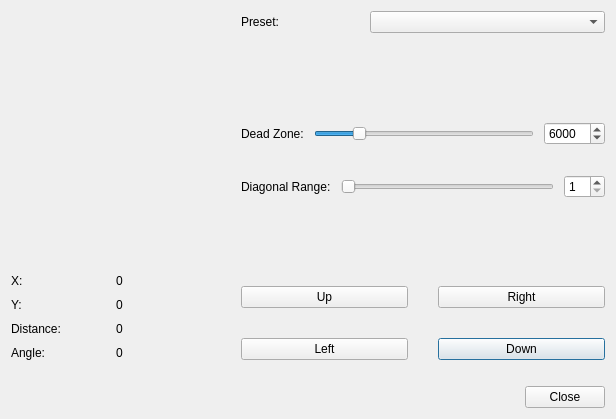
AntiMicroX/antimicrox, file src/joycontrolstickeditdialog.ui: the form before one commit.
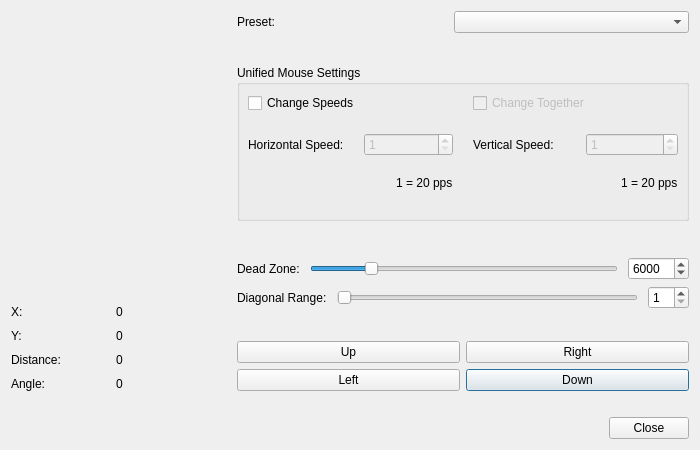
The form after the commit. Custom widgets are drawn as their Qt base class.

Commit message: Added mouse settings to JoyControlStickEditDialog. Added set changing for JoyControlStick virtual buttons.

```diff
--- a/src/joycontrolstickeditdialog.ui
+++ b/src/joycontrolstickeditdialog.ui
@@ -6,14 +6,20 @@
    <rect>
     <x>0</x>
     <y>0</y>
-    <width>616</width>
-    <height>419</height>
+    <width>700</width>
+    <height>450</height>
    </rect>
   </property>
+  <property name="sizePolicy">
+   <sizepolicy hsizetype="Ignored" vsizetype="Ignored">
+    <horstretch>0</horstretch>
+    <verstretch>0</verstretch>
+   </sizepolicy>
+  </property>
   <property name="minimumSize">
    <size>
-    <width>600</width>
-    <height>400</height>
+    <width>700</width>
+    <height>450</height>
    </size>
   </property>
   <property name="windowTitle">
@@ -29,11 +35,11 @@
   <property name="modal">
    <bool>true</bool>
   </property>
-  <layout class="QVBoxLayout" name="verticalLayout_4">
+  <layout class="QVBoxLayout" name="verticalLayout_7">
    <item>
-    <layout class="QHBoxLayout" name="horizontalLayout_4" stretch="1,2">
+    <layout class="QHBoxLayout" name="horizontalLayout_12">
      <property name="spacing">
-      <number>30</number>
+      <number>-1</number>
      </property>
      <item>
       <layout class="QVBoxLayout" name="verticalLayout_3">
@@ -43,7 +49,7 @@
        <item>
         <widget class="JoyControlStickStatusBox" name="stickStatusBoxWidget" native="true">
          <property name="sizePolicy">
-          <sizepolicy hsizetype="MinimumExpanding" vsizetype="MinimumExpanding">
+          <sizepolicy hsizetype="Preferred" vsizetype="Preferred">
            <horstretch>0</horstretch>
            <verstretch>0</verstretch>
           </sizepolicy>
@@ -220,7 +226,23 @@
       </layout>
      </item>
      <item>
-      <layout class="QVBoxLayout" name="verticalLayout_2">
+      <spacer name="horizontalSpacer">
+       <property name="orientation">
+        <enum>Qt::Horizontal</enum>
+       </property>
+       <property name="sizeType">
+        <enum>QSizePolicy::Fixed</enum>
+       </property>
+       <property name="sizeHint" stdset="0">
+        <size>
+         <width>20</width>
+         <height>20</height>
+        </size>
+       </property>
+      </spacer>
+     </item>
+     <item>
+      <layout class="QVBoxLayout" name="verticalLayout_6">
        <item>
         <layout class="QHBoxLayout" name="horizontalLayout">
          <item>
@@ -276,13 +298,152 @@
          <property name="orientation">
           <enum>Qt::Vertical</enum>
          </property>
+         <property name="sizeHint" stdset="0">
+          <size>
+           <width>20</width>
+           <height>18</height>
+          </size>
+         </property>
+        </spacer>
+       </item>
+       <item>
+        <widget class="QGroupBox" name="groupBox">
+         <property name="title">
+          <string>Unified Mouse Settings</string>
+         </property>
+         <layout class="QVBoxLayout" name="verticalLayout_5">
+          <property name="spacing">
+           <number>20</number>
+          </property>
+          <property name="margin">
+           <number>8</number>
+          </property>
+          <item>
+           <layout class="QHBoxLayout" name="horizontalLayout_11">
+            <item>
+             <widget class="QCheckBox" name="changeMouseSpeedsCheckBox">
+              <property name="text">
+               <string>Change Speeds</string>
+              </property>
+             </widget>
+            </item>
+            <item>
+             <widget class="QCheckBox" name="changeTogetherCheckBox">
+              <property name="enabled">
+               <bool>false</bool>
+              </property>
+              <property name="text">
+               <string>Change Together</string>
+              </property>
+             </widget>
+            </item>
+           </layout>
+          </item>
+          <item>
+           <layout class="QHBoxLayout" name="horizontalLayout_10">
+            <item>
+             <layout class="QVBoxLayout" name="verticalLayout_2">
+              <item>
+               <layout class="QHBoxLayout" name="horizontalLayout_4">
+                <item>
+                 <widget class="QLabel" name="label_5">
+                  <property name="text">
+                   <string>Horizontal Speed:</string>
+                  </property>
+                 </widget>
+                </item>
+                <item>
+                 <widget class="QSpinBox" name="horizontalSpinBox">
+                  <property name="enabled">
+                   <bool>false</bool>
+                  </property>
+                  <property name="minimum">
+                   <number>1</number>
+                  </property>
+                  <property name="maximum">
+                   <number>300</number>
+                  </property>
+                 </widget>
+                </item>
+               </layout>
+              </item>
+              <item alignment="Qt::AlignRight">
+               <widget class="QLabel" name="horizontalSpeedLabel">
+                <property name="text">
+                 <string>1 = 20 pps</string>
+                </property>
+               </widget>
+              </item>
+             </layout>
+            </item>
+            <item>
+             <layout class="QVBoxLayout" name="verticalLayout_4">
+              <item>
+               <layout class="QHBoxLayout" name="horizontalLayout_9">
+                <item>
+                 <widget class="QLabel" name="label_7">
+                  <property name="text">
+                   <string>Vertical Speed:</string>
+                  </property>
+                 </widget>
+                </item>
+                <item>
+                 <widget class="QSpinBox" name="verticalSpinBox">
+                  <property name="enabled">
+                   <bool>false</bool>
+                  </property>
+                  <property name="minimum">
+                   <number>1</number>
+                  </property>
+                  <property name="maximum">
+                   <number>300</number>
+                  </property>
+                 </widget>
+                </item>
+               </layout>
+              </item>
+              <item alignment="Qt::AlignRight">
+               <widget class="QLabel" name="verticalSpeedLabel">
+                <property name="text">
+                 <string>1 = 20 pps</string>
+                </property>
+               </widget>
+              </item>
+             </layout>
+            </item>
+           </layout>
+          </item>
+          <item>
+           <spacer name="verticalSpacer_6">
+            <property name="orientation">
+             <enum>Qt::Vertical</enum>
+            </property>
+            <property name="sizeType">
+             <enum>QSizePolicy::Fixed</enum>
+            </property>
+            <property name="sizeHint" stdset="0">
+             <size>
+              <width>20</width>
+              <height>20</height>
+             </size>
+            </property>
+           </spacer>
+          </item>
+         </layout>
+        </widget>
+       </item>
+       <item>
+        <spacer name="verticalSpacer_2">
+         <property name="orientation">
+          <enum>Qt::Vertical</enum>
+         </property>
          <property name="sizeType">
-          <enum>QSizePolicy::Expanding</enum>
+          <enum>QSizePolicy::MinimumExpanding</enum>
          </property>
          <property name="sizeHint" stdset="0">
           <size>
            <width>20</width>
-           <height>40</height>
+           <height>30</height>
           </size>
          </property>
         </spacer>
@@ -371,14 +532,14 @@
         </layout>
        </item>
        <item>
-        <spacer name="verticalSpacer_2">
+        <spacer name="verticalSpacer_5">
          <property name="orientation">
           <enum>Qt::Vertical</enum>
          </property>
          <property name="sizeHint" stdset="0">
           <size>
            <width>20</width>
-           <height>40</height>
+           <height>13</height>
           </size>
          </property>
         </spacer>
```
The commit also changes 13 other files.
